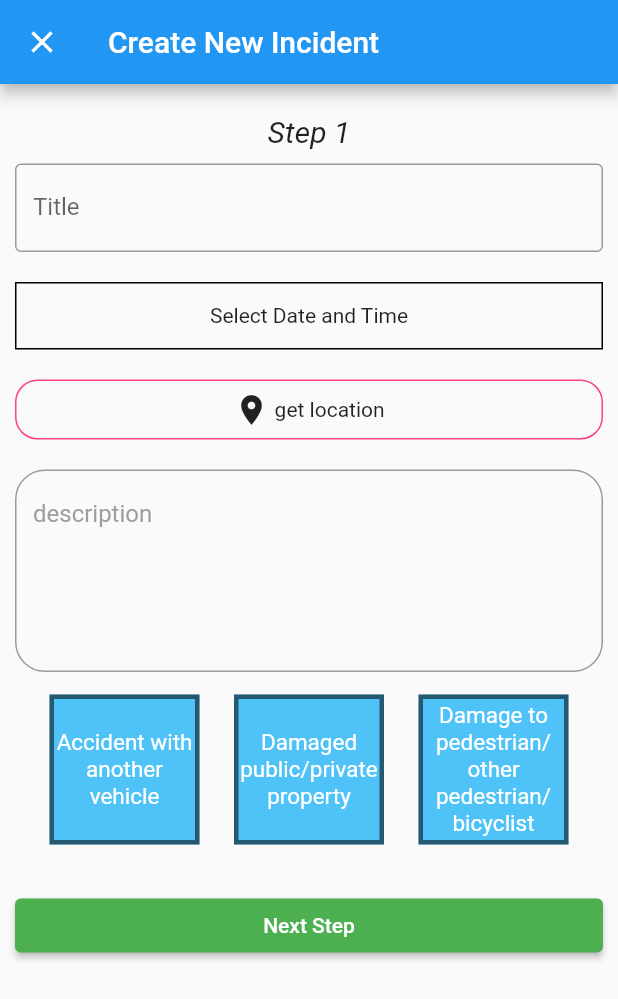
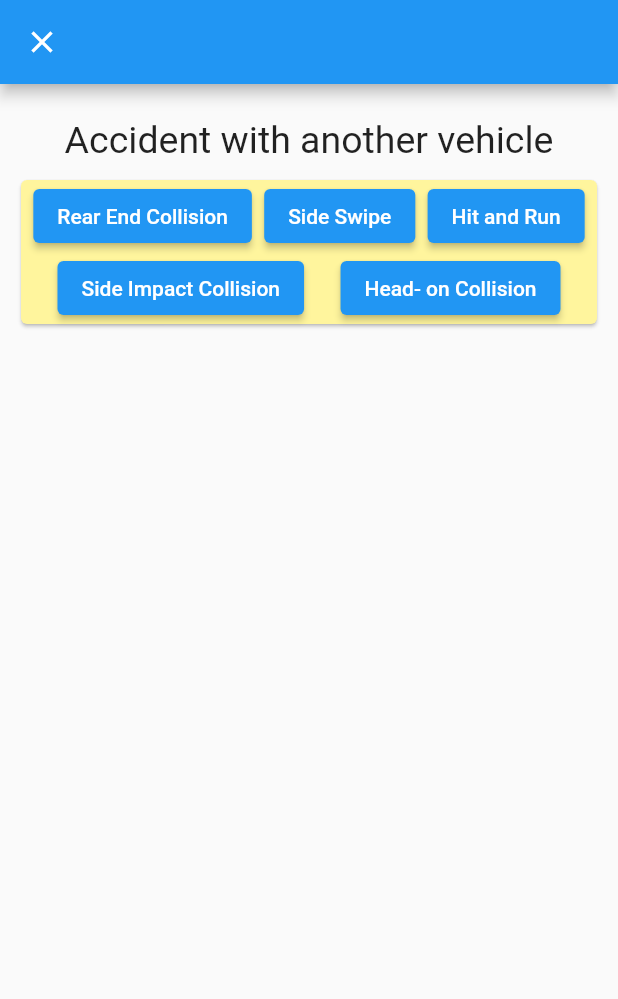
Before and after one commit to agiratech-raghul/incident-reporting, a Flutter app: the InitialScreen screen opened by its route, after a tap on "Next Step", on a phone screen of 412 x 824 dp. Shown: the top 999 px of the screen. Run offline on Flutter 3.47's test engine with Material 2 defaults, Android fonts, the phone set to English and light mode, and no system bars; our stand-ins replace connectivity_plus, flutter_secure_storage, google_maps_flutter, hooks_riverpod, rxdart, shared_preferences; accounts and stored records are empty.

Commit message:
add second Screen

```diff
--- a/lib/src/features/folw_Screens/initial_screen.dart
+++ b/lib/src/features/folw_Screens/initial_screen.dart
@@ -2,6 +2,7 @@ import 'dart:async';
 
 import 'package:flutter/material.dart';
 import 'package:incident_reporting/src/features/folw_Screens/widget/map_widget.dart';
+import 'package:incident_reporting/src/routing/route_constants.dart';
 
 class InitialScreen extends StatefulWidget {
   const InitialScreen({super.key});
@@ -149,7 +150,9 @@ class _InitialScreenState extends State<InitialScreen> {
                 child: ElevatedButton(
                     style:
                         ElevatedButton.styleFrom(backgroundColor: Colors.green),
-                    onPressed: () {},
+                    onPressed: () {
+                      Navigator.pushNamed(context, RouteConstants.secondScreen);
+                    },
                     child: const Text("Next Step")))
           ]),
         ),
--- /dev/null
+++ b/lib/src/features/folw_Screens/seccond_screen.dart
@@ -0,0 +1,159 @@
+import 'package:flutter/material.dart';
+
+class SecondScreen extends StatefulWidget {
+  const SecondScreen({super.key});
+
+  @override
+  State<SecondScreen> createState() => _SecondScreenState();
+}
+
+class _SecondScreenState extends State<SecondScreen> {
+  @override
+  Widget build(BuildContext context) {
+    return Scaffold(
+      appBar: AppBar(
+        leading: IconButton(
+            icon: const Icon(Icons.close),
+            onPressed: () {
+              Navigator.pop(context);
+            }),
+      ),
+      body: Padding(
+        padding: const EdgeInsets.symmetric(horizontal: 10, vertical: 15),
+        child: Column(children: [
+          const Padding(
+            padding: EdgeInsets.all(8.0),
+            child: Text("Accident with another vehicle",
+                style: TextStyle(fontSize: 25)),
+          ),
+          Card(
+            color: Colors.yellow[200],
+            child: Column(
+              children: [
+                Row(
+                  mainAxisAlignment: MainAxisAlignment.spaceEvenly,
+                  children: [
+                    ElevatedButton(
+                        onPressed: () {
+                          showMyIncedent(
+                              "Side Swipe",
+                              "Same Direction Swipe",
+                              "Opposite Direction Swipe",
+                              "Another Vehicle Swiped My Parked Vehicle",
+                              "I Swiped Another Parked Vehicle",
+                              "Other- Side Swipe");
+                        },
+                        child: const Text("Rear End Collision")),
+                    ElevatedButton(
+                        onPressed: () {
+                          showMyIncedent(
+                              "Side Swipe",
+                              "Same Direction Swipe",
+                              "Opposite Direction Swipe",
+                              "Another Vehicle Swiped My Parked Vehicle",
+                              "I Swiped Another Parked Vehicle",
+                              "Other- Side Swipe");
+                        },
+                        child: const Text("Side Swipe")),
+                    ElevatedButton(
+                        onPressed: () {}, child: const Text("Hit and Run"))
+                  ],
+                ),
+                Row(
+                  mainAxisAlignment: MainAxisAlignment.spaceEvenly,
+                  children: [
+                    ElevatedButton(
+                        onPressed: () {},
+                        child: const Text("Side Impact Collision")),
+                    ElevatedButton(
+                        onPressed: () {},
+                        child: const Text("Head- on Collision")),
+                  ],
+                )
+              ],
+            ),
+          )
+        ]),
+      ),
+    );
+  }
+
+  Future<void> showMyIncedent(
+    String? title,
+    String? one,
+    String? two,
+    String? three,
+    String? four,
+    String? five,
+  ) async {
+    return showDialog<void>(
+      context: context,
+      barrierDismissible: true, // user must tap button!
+      builder: (BuildContext context) {
+        return AlertDialog(
+          contentPadding: const EdgeInsets.all(10),
+          title: Text(title!),
+          content: SingleChildScrollView(
+            child: ListBody(
+              children: <Widget>[
+                Row(
+                  mainAxisAlignment: MainAxisAlignment.spaceEvenly,
+                  children: [
+                    Container(
+                      height: 80,
+                      width: 80,
+                      decoration: BoxDecoration(color: Colors.amber[200]),
+                      child: Center(
+                        child: Text(one!, textAlign: TextAlign.center),
+                      ),
+                    ),
+                    Container(
+                      height: 80,
+                      width: 80,
+                      decoration: BoxDecoration(color: Colors.amber[200]),
+                      child: Center(
+                        child: Text(two!, textAlign: TextAlign.center),
+                      ),
+                    ),
+                    Container(
+                      height: 80,
+                      width: 80,
+                      decoration: BoxDecoration(color: Colors.amber[200]),
+                      child: Center(
+                        child: Text(three!, textAlign: TextAlign.center),
+                      ),
+                    )
+                  ],
+                ),
+                const SizedBox(
+                  height: 10,
+                ),
+                Row(
+                  mainAxisAlignment: MainAxisAlignment.spaceEvenly,
+                  children: [
+                    Container(
+                      height: 80,
+                      width: 80,
+                      decoration: BoxDecoration(color: Colors.amber[200]),
+                      child: Center(
+                        child: Text(four!, textAlign: TextAlign.center),
+                      ),
+                    ),
+                    Container(
+                      height: 80,
+                      width: 80,
+                      decoration: BoxDecoration(color: Colors.amber[200]),
+                      child: Center(
+                        child: Text(five!, textAlign: TextAlign.center),
+                      ),
+                    )
+                  ],
+                ),
+              ],
+            ),
+          ),
+        );
+      },
+    );
+  }
+}
--- a/lib/src/routing/route_constants.dart
+++ b/lib/src/routing/route_constants.dart
@@ -3,4 +3,5 @@ class RouteConstants {
   static const String splashScreen = '/splash_screen';
   static const String homeScreen = '/home_screen';
   static const String initialScreen = '/initialScreen';
+  static const String secondScreen = '/secondScreen';
 }
--- a/lib/src/routing/routes.dart
+++ b/lib/src/routing/routes.dart
@@ -1,4 +1,5 @@
 import 'package:incident_reporting/src/features/folw_Screens/initial_screen.dart';
+import 'package:incident_reporting/src/features/folw_Screens/seccond_screen.dart';
 import 'package:incident_reporting/src/features/home_screen.dart';
 
 import '../../src/routing/route_constants.dart';
@@ -23,6 +24,10 @@ class RouteManager {
         return MaterialPageRoute(
             settings: const RouteSettings(name: RouteConstants.initialScreen),
             builder: (context) => const InitialScreen());
+      case RouteConstants.secondScreen:
+        return MaterialPageRoute(
+            settings: const RouteSettings(name: RouteConstants.initialScreen),
+            builder: (context) => const SecondScreen());
       default:
         return MaterialPageRoute(
             settings: const RouteSettings(name: RouteConstants.splashScreen),
```
Also changed, not shown: 4 other files.
